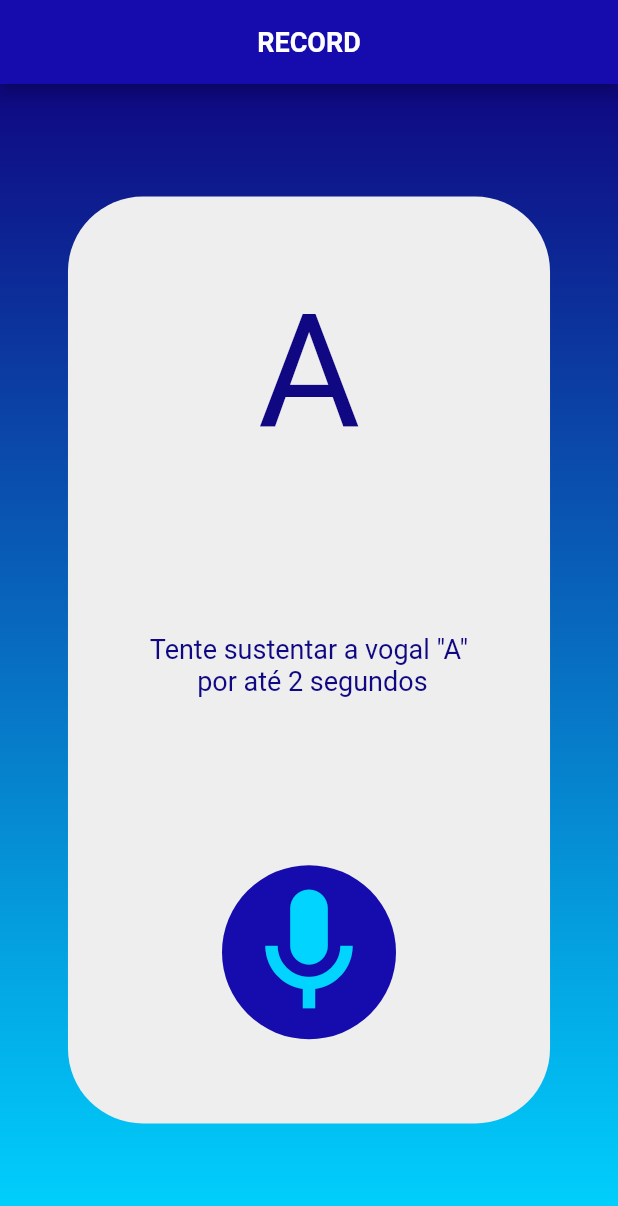
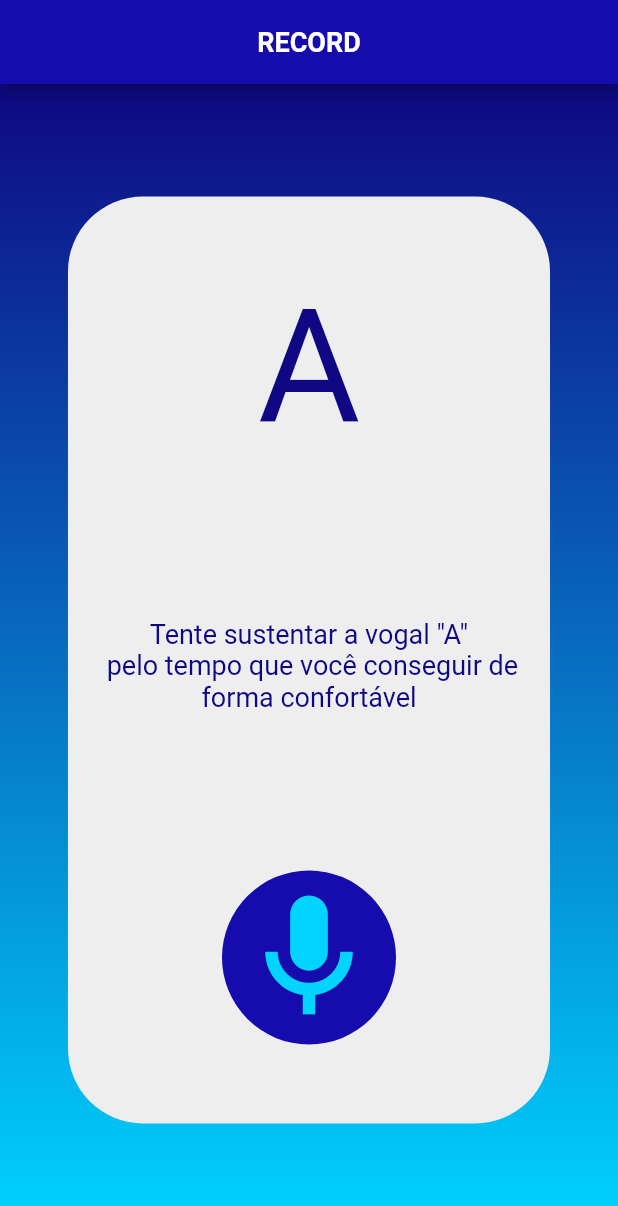
Before and after one commit to rogerio74/AppModeloEntrada, a Flutter app: the AudiosScreen screen opened directly with empty values, after a tap on an icon or button, on a phone screen of 412 x 824 dp. Shown: the top 1206 px of the screen. Run offline on Flutter 3.47's test engine with Material 2 defaults, Android fonts, the phone set to English and light mode, and no system bars; our stand-ins replace audioplayers, connectivity, firebase_core, firebase_database, firebase_storage, permission_handler; missing offline and left inert: flutter_sound; accounts and stored records are empty; Roboto replaces fonts that are missing (MochiyPopOne).

Commit message:
Modificando mensagem de instrução do paciente

```diff
--- a/lib/screens/gravacao_screen.dart
+++ b/lib/screens/gravacao_screen.dart
@@ -85,7 +85,7 @@ class _GravacaoScreenState extends State<GravacaoScreen> {
                               ?.copyWith(fontSize: 18),
                         )
                       : Text(
-                          'Tente sustentar a vogal "${widget.vogal.toUpperCase()}"\n por até 2 segundos',
+                          'Tente sustentar a vogal "${widget.vogal.toUpperCase()}"\n pelo tempo que você conseguir de forma confortável',
                           textAlign: TextAlign.center,
                           style: Theme.of(context)
                               .textTheme
```
